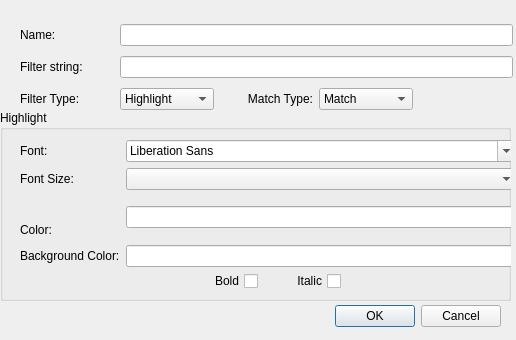
The window that src/filters.ui (jarridgraham/QtTail) describes before a commit, drawn with Qt 5.
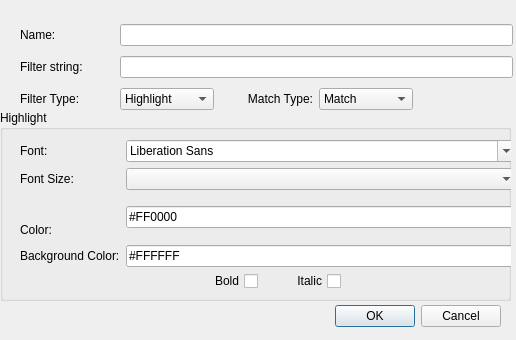
The same window after the commit.

Diff of the .ui file:
```diff
--- a/src/filters.ui
+++ b/src/filters.ui
@@ -81,7 +81,11 @@
       <widget class="QComboBox" name="fontSizeComboBox"/>
      </item>
      <item row="2" column="1" rowspan="2">
-      <widget class="QLineEdit" name="lineEditColor"/>
+      <widget class="QLineEdit" name="lineEditColor">
+       <property name="text">
+        <string>#FF0000</string>
+       </property>
+      </widget>
      </item>
      <item row="3" column="0">
       <widget class="QLabel" name="labelColor">
@@ -101,7 +105,11 @@
       </widget>
      </item>
      <item row="4" column="1">
-      <widget class="QLineEdit" name="lineEditBackgroundColor"/>
+      <widget class="QLineEdit" name="lineEditBackgroundColor">
+       <property name="text">
+        <string>#FFFFFF</string>
+       </property>
+      </widget>
      </item>
     </layout>
    </widget>
```
